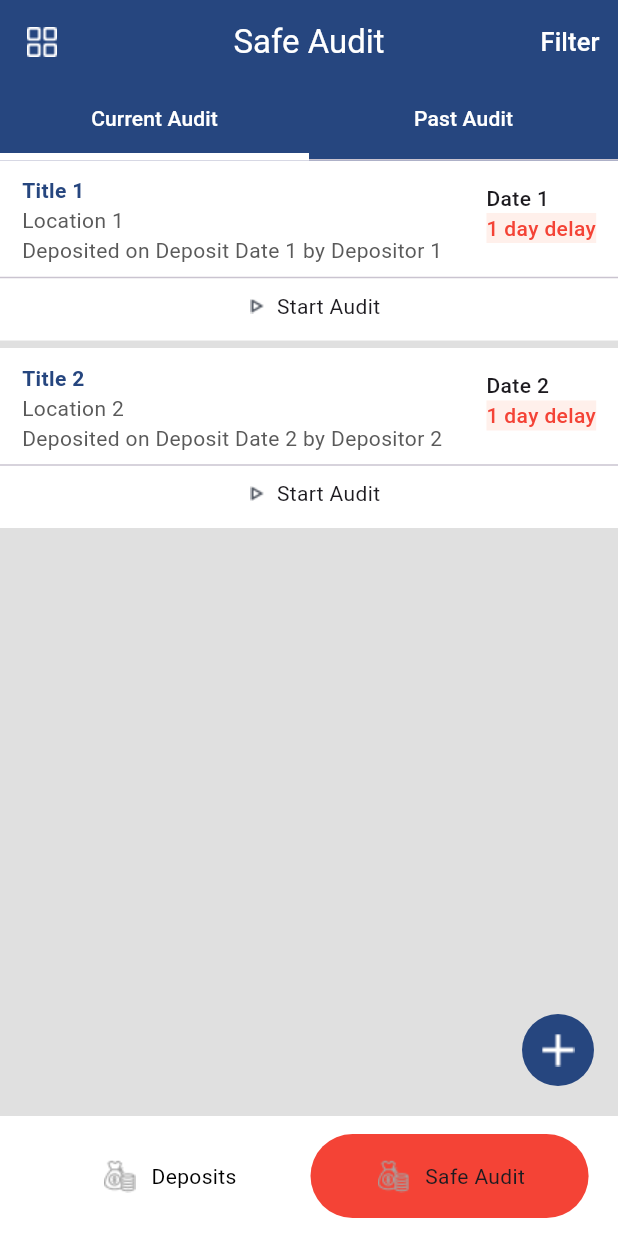
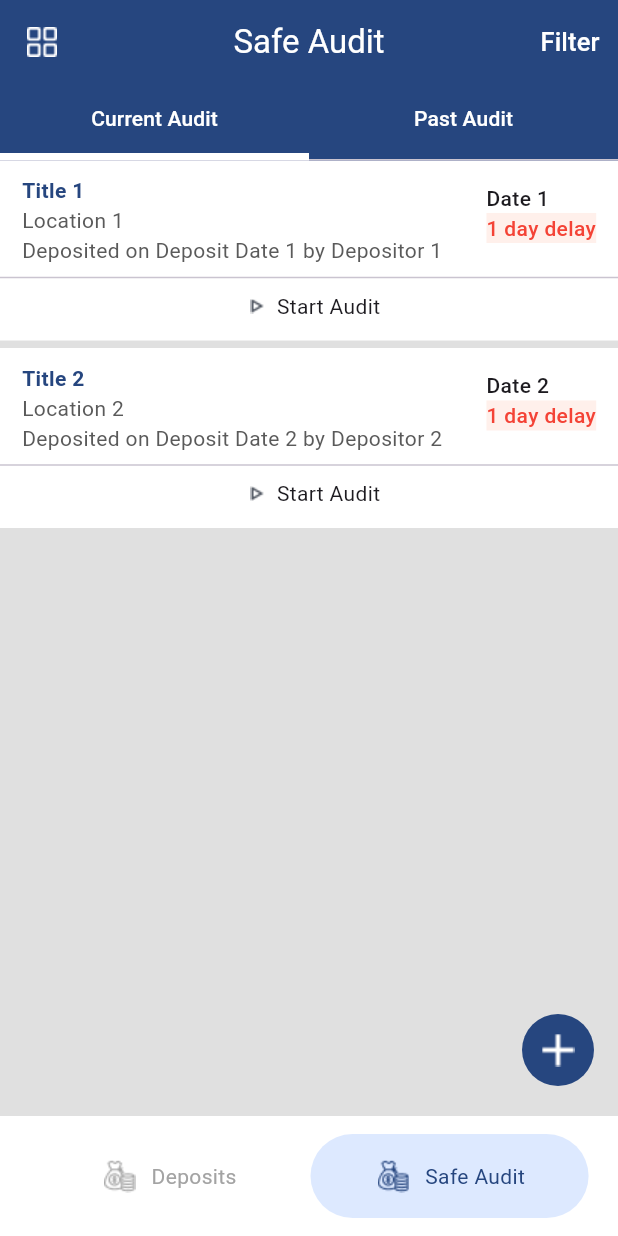
Before and after one commit to SandunC000/safe_audit_app, a Flutter app: the screen it shows after launch, on a phone screen of 412 x 824 dp. Run offline on Flutter 3.47's test engine with Material 3 defaults, Android fonts, the phone set to English and light mode, and no system bars.

Commit message:
code fix

```diff
--- a/lib/components/add_button.dart
+++ b/lib/components/add_button.dart
@@ -11,7 +11,10 @@ class AddButton extends StatefulWidget {
 class _AddButtonState extends State<AddButton> {
   @override
   Widget build(BuildContext context) {
-    return InkWell(
+    return Positioned(
+      bottom: 20,
+      right: 16,
+      child: InkWell(
         onTap: () {
           Navigator.of(context).push(MaterialPageRoute(
               builder: (context) => const NewSafeAudit(),
@@ -30,6 +33,7 @@ class _AddButtonState extends State<AddButton> {
             height: 22,
           ),
         ),
+      ),
     );
   }
 }
--- a/lib/pages/safe_audit.dart
+++ b/lib/pages/safe_audit.dart
@@ -92,7 +92,8 @@ class _SafeAuditState extends State<SafeAudit>
                 ],
               ),
             ),
-            body: Stack(
+            body: Builder(builder: (BuildContext context) {
+              return Stack(
                 children: [
                   TabBarView(
                     children: [
@@ -104,7 +105,8 @@ class _SafeAuditState extends State<SafeAudit>
                             return CurrentAuditCard(
                               title: auditData[index]['title'] ?? '',
                               location: auditData[index]['location'] ?? '',
-                            depositDate: auditData[index]['depositDate'] ?? '',
+                              depositDate:
+                                  auditData[index]['depositDate'] ?? '',
                               depositor: auditData[index]['depositor'] ?? '',
                               date: auditData[index]['date'] ?? '',
                             );
@@ -114,14 +116,10 @@ class _SafeAuditState extends State<SafeAudit>
                       const PastAuditCard(),
                     ],
                   ),
-                if (_tabController.index == 0)
-                  const Positioned(
-                    bottom: 20,
-                    right: 16,
-                    child: AddButton(),
-                  ),
+                  _tabController.index == 0 ? const AddButton() : Container()
                 ],
-            )),
+              );
+            })),
       ),
       bottomNavigationBar: BottomAppBar(
         color: Colors.white,
@@ -137,8 +135,8 @@ class _SafeAuditState extends State<SafeAudit>
                   borderRadius: BorderRadius.circular(50),
                   shape: BoxShape.rectangle,
                   color: _tabController.index == 1
-                      ? Color(0xFFDDE9FF)
-                      : Colors.white,
+                      ? const Color(0xFFDDE9FF)
+                      : Colors.transparent,
                 ),
                 child: Row(
                   mainAxisAlignment: MainAxisAlignment.center,
@@ -147,6 +145,9 @@ class _SafeAuditState extends State<SafeAudit>
                       'lib/images/deposit.png',
                       width: 26,
                       height: 22,
+                      color: _tabController.index == 1
+                          ? const Color(0xFF26467F)
+                          : Color(0xFFA3A3A3),
                     ),
                     const SizedBox(width: 8),
                     Text(
@@ -154,8 +155,8 @@ class _SafeAuditState extends State<SafeAudit>
                         style: TextStyle(
                           color: _tabController.index == 1
                               ? const Color(0xFF26467F)
-                            : Colors.black,
-                      ),
+                              : Color(0xFFA3A3A3),
+                        )
                     ),
                   ],
                 ),
@@ -170,7 +171,9 @@ class _SafeAuditState extends State<SafeAudit>
                 decoration: BoxDecoration(
                   borderRadius: BorderRadius.circular(50),
                   shape: BoxShape.rectangle,
-                  color: Colors.red,
+                  color: _tabController.index == 0
+                      ? const Color(0xFFDDE9FF)
+                      : Colors.transparent,
                 ),
                 child: Row(
                   mainAxisAlignment: MainAxisAlignment.center,
@@ -179,11 +182,18 @@ class _SafeAuditState extends State<SafeAudit>
                       'lib/images/deposit.png',
                       width: 26,
                       height: 22,
+                      color: _tabController.index == 0
+                          ? const Color(0xFF26467F)
+                          : Color(0xFFA3A3A3),
                     ),
                     const SizedBox(width: 8),
-                    const Text(
+                    Text(
                       "Safe Audit",
-                      style: TextStyle(),
+                      style: TextStyle(
+                        color: _tabController.index == 0
+                            ? const Color(0xFF26467F)
+                            : Color(0xFFA3A3A3),
+                      ),
                     ),
                   ],
                 ),
```
Lines whose indentation alone changed are shown as unchanged.
